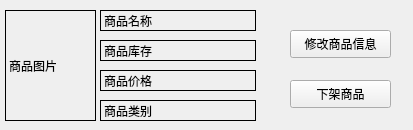
Above: StoreManage/ui/MerchWidget/merchWidget.ui from Reason-Wang/se_project before the change. Below: the same form after it.
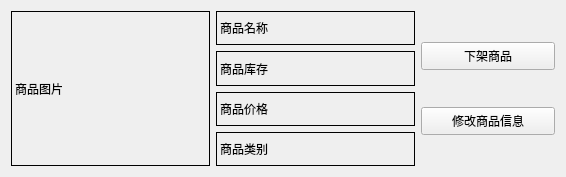
That is the form after the change.

Commit message: set up an adaptive layout

```diff
--- a/StoreManage/ui/MerchWidget/merchWidget.ui
+++ b/StoreManage/ui/MerchWidget/merchWidget.ui
@@ -6,21 +6,23 @@
    <rect>
     <x>0</x>
     <y>0</y>
-    <width>413</width>
-    <height>130</height>
+    <width>566</width>
+    <height>177</height>
    </rect>
   </property>
   <property name="windowTitle">
    <string>Form</string>
   </property>
+  <layout class="QHBoxLayout" name="horizontalLayout" stretch="3,1">
+   <item>
+    <layout class="QGridLayout" name="gridLayout">
+     <item row="0" column="0" rowspan="4">
   <widget class="QLabel" name="picture">
-   <property name="geometry">
-    <rect>
-     <x>5</x>
-     <y>10</y>
-     <width>91</width>
-     <height>111</height>
-    </rect>
+       <property name="minimumSize">
+        <size>
+         <width>120</width>
+         <height>153</height>
+        </size>
    </property>
    <property name="frameShape">
     <enum>QFrame::Box</enum>
@@ -29,46 +31,14 @@
     <string>商品图片</string>
    </property>
   </widget>
-  <widget class="QLabel" name="namelable">
-   <property name="geometry">
-    <rect>
-     <x>100</x>
-     <y>10</y>
-     <width>156</width>
-     <height>21</height>
-    </rect>
-   </property>
-   <property name="frameShape">
-    <enum>QFrame::Box</enum>
-   </property>
-   <property name="text">
-    <string>商品名称</string>
-   </property>
-  </widget>
-  <widget class="QLabel" name="pricelabel">
-   <property name="geometry">
-    <rect>
-     <x>100</x>
-     <y>70</y>
-     <width>156</width>
-     <height>21</height>
-    </rect>
-   </property>
-   <property name="frameShape">
-    <enum>QFrame::Box</enum>
-   </property>
-   <property name="text">
-    <string>商品价格</string>
-   </property>
-  </widget>
+     </item>
+     <item row="1" column="1">
   <widget class="QLabel" name="numberlabel">
-   <property name="geometry">
-    <rect>
-     <x>100</x>
-     <y>40</y>
-     <width>156</width>
-     <height>21</height>
-    </rect>
+       <property name="minimumSize">
+        <size>
+         <width>120</width>
+         <height>33</height>
+        </size>
    </property>
    <property name="frameShape">
     <enum>QFrame::Box</enum>
@@ -77,14 +47,14 @@
     <string>商品库存</string>
    </property>
   </widget>
+     </item>
+     <item row="3" column="1">
   <widget class="QLabel" name="label_5">
-   <property name="geometry">
-    <rect>
-     <x>100</x>
-     <y>100</y>
-     <width>156</width>
-     <height>21</height>
-    </rect>
+       <property name="minimumSize">
+        <size>
+         <width>120</width>
+         <height>33</height>
+        </size>
    </property>
    <property name="frameShape">
     <enum>QFrame::Box</enum>
@@ -93,32 +63,72 @@
     <string>商品类别</string>
    </property>
   </widget>
-  <widget class="QPushButton" name="pushButtonUpdate">
-   <property name="geometry">
-    <rect>
-     <x>290</x>
-     <y>30</y>
-     <width>101</width>
-     <height>28</height>
-    </rect>
-   </property>
+     </item>
+     <item row="2" column="1">
+      <widget class="QLabel" name="pricelabel">
+       <property name="minimumSize">
+        <size>
+         <width>120</width>
+         <height>33</height>
+        </size>
+       </property>
+       <property name="frameShape">
+        <enum>QFrame::Box</enum>
+       </property>
    <property name="text">
-    <string>修改商品信息</string>
-   </property>
-  </widget>
+        <string>商品价格</string>
+       </property>
+      </widget>
+     </item>
+     <item row="0" column="1">
+      <widget class="QLabel" name="namelable">
+       <property name="minimumSize">
+        <size>
+         <width>120</width>
+         <height>33</height>
+        </size>
+       </property>
+       <property name="frameShape">
+        <enum>QFrame::Box</enum>
+       </property>
+       <property name="text">
+        <string>商品名称</string>
+       </property>
+      </widget>
+     </item>
+    </layout>
+   </item>
+   <item>
+    <layout class="QVBoxLayout" name="verticalLayout">
+     <item>
   <widget class="QPushButton" name="pushButtonDelete">
-   <property name="geometry">
-    <rect>
-     <x>290</x>
-     <y>80</y>
-     <width>101</width>
+       <property name="maximumSize">
+        <size>
+         <width>137</width>
      <height>28</height>
-    </rect>
+        </size>
    </property>
    <property name="text">
     <string>下架商品</string>
    </property>
   </widget>
+     </item>
+     <item>
+      <widget class="QPushButton" name="pushButtonUpdate">
+       <property name="maximumSize">
+        <size>
+         <width>137</width>
+         <height>28</height>
+        </size>
+       </property>
+       <property name="text">
+        <string>修改商品信息</string>
+       </property>
+      </widget>
+     </item>
+    </layout>
+   </item>
+  </layout>
  </widget>
  <resources/>
  <connections/>
```
Lines whose indentation alone changed are shown as unchanged. The commit also changes 14 other files.
